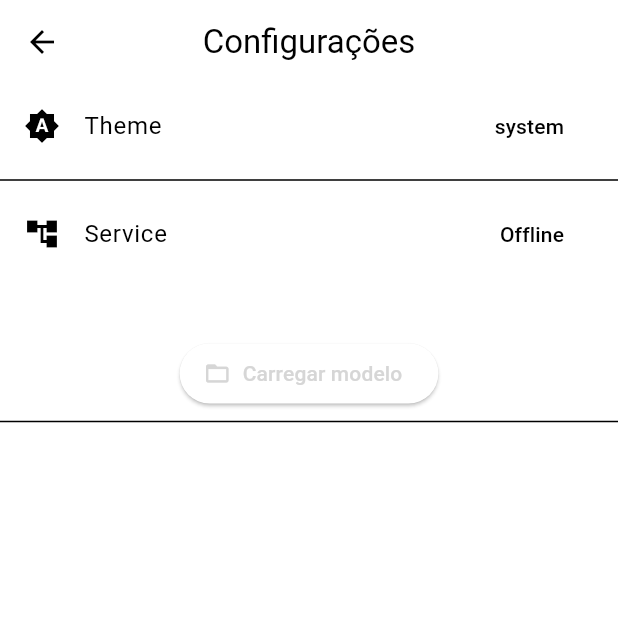
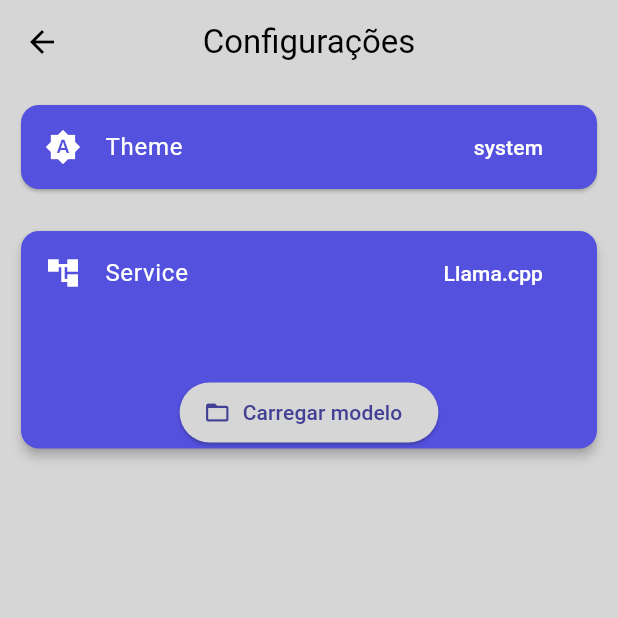
Before and after one commit to Editfy-PDF/editfy_pdf, a Flutter app: the screen it shows after launch, after a tap on the "settings" icon, on a phone screen of 412 x 824 dp, the top half of it. Run offline on Flutter 3.47's test engine with Material 3 defaults, Android fonts, the phone set to English and light mode, and no system bars; our stand-ins replace file_picker, flutter_secure_storage, objectbox; missing offline and left inert: cryptography, langchain, langchain_google, langchain_llamacpp, langchain_openai, langchain_tiktoken and 1 more; generated files the repository leaves out were written again.

Commit message:
Melhora a interface gráfica

```diff
--- a/lib/main.dart
+++ b/lib/main.dart
@@ -61,24 +61,24 @@ class EditfyPDF extends StatelessWidget {
     );
 
     final lightTheme = ColorScheme.light(
-      primary: const Color(0xFFD6D6D6), // usado para AppBar ou fundo principal
-      onPrimary: Colors.black,          // Cor do texto ou ícones sobre o primary
-      secondary: Colors.black,          // Usado para botões flutuantes, ícones
-      onSecondary: Colors.white,        // Cor sobre o botão/flutuante preto
+      primary: const Color.fromARGB(255, 65, 64, 148),    // usado para AppBar ou fundo principal
+      onPrimary: Colors.white,                            // Cor do texto ou ícones sobre o primary
+      secondary: const Color.fromARGB(255, 83, 81, 221),  // Usado para botões flutuantes, ícones
+      onSecondary: Colors.white,                          // Cor sobre o botão/flutuante
       error: Colors.red,
-      onError: Colors.white,            // Texto sobre o vermelho
-      surface: Colors.white,            // Cor de fundo da tela
-      onSurface: Colors.black,          // Texto sobre o fundo cinza
+      onError: Colors.white,                              // Texto sobre o vermelho
+      surface: const Color(0xFFD6D6D6),                   // Cor de fundo da tela
+      onSurface: Colors.black,                            // Texto sobre o fundo
     );
 
     final darkTheme = ColorScheme.dark(
-      primary: const Color(0xFF1E1E1E),
+      primary: const Color.fromARGB(255, 83, 81, 221),
       onPrimary: Colors.white,
-      secondary: Colors.white,
-      onSecondary: Colors.black,
+      secondary: const Color.fromARGB(255, 65, 64, 148),
+      onSecondary: Colors.white,
       error: Colors.red.shade400,
-      onError: Colors.black,
-      surface: Colors.black,
+      onError: Colors.white,
+      surface: const Color(0xFF1E1E1E),
       onSurface: Colors.white,
     );
 
--- a/lib/pages/config_page.dart
+++ b/lib/pages/config_page.dart
@@ -43,7 +43,13 @@ class _ConfigPageState extends State<ConfigPage> {
         children: [
           Column(
             children: [
-              ListTile(
+              Padding(
+                padding: const EdgeInsets.all(10.0),
+                child: Card(
+                  color: theme.colorScheme.secondary,
+                  child: ListTile(
+                    iconColor: theme.colorScheme.onSecondary,
+                    textColor: theme.colorScheme.onSecondary,
                     leading: Icon(
                       definitions.themeState == ThemeMode.system ? Icons.brightness_auto_sharp :
                       (definitions.themeState == ThemeMode.light ? Icons.brightness_low_sharp : Icons.brightness_3_sharp)
@@ -91,16 +97,27 @@ class _ConfigPageState extends State<ConfigPage> {
                           child: Text(
                             definitions.themeState == ThemeMode.system ? 'system' :
                             (definitions.themeState == ThemeMode.light ? 'light' : 'dark'),
-                        style: TextStyle(color: theme.colorScheme.onSurface)
+                            style: TextStyle(color: theme.colorScheme.onSecondary)
                           )
                         );
                       }
                     ),
                   ),
+                ),
+              ),
 
-              Divider(),
+              //Divider(),
 
+              Padding(
+                padding: const EdgeInsets.all(10.0),
+                child: Card(
+                  elevation: 3,
+                  color: theme.colorScheme.secondary,
+                  child: Column(
+                    children: [
                       ListTile(
+                        iconColor: theme.colorScheme.onSecondary,
+                        textColor: theme.colorScheme.onSecondary,
                         leading: Icon(Icons.account_tree_sharp),
                         title: Text('Service'),
                         trailing: MenuAnchor(
@@ -133,7 +150,7 @@ class _ConfigPageState extends State<ConfigPage> {
                             ),
 
                             MenuItemButton(
-                      child: Text('Offline'),
+                              child: Text('Llama.cpp'),
                               onPressed: () {
                                 setState(() {
                                   definitions.cfgService.modfyCfgTable('service', 'local');
@@ -156,11 +173,11 @@ class _ConfigPageState extends State<ConfigPage> {
                                 switch(definitions.cfgService.config['service']){
                                   'openai' => 'OpenAI',
                                   'gemini' => 'Gemini',
-                          'local' => 'Offline',
+                                  'local' => 'Llama.cpp',
                                   _ => 'Servidor Personalizado'
 
                                 },
-                        style: TextStyle(color: theme.colorScheme.onSurface)
+                                style: TextStyle(color: theme.colorScheme.onSecondary)
                               ),
                             );
                           },
@@ -173,6 +190,7 @@ class _ConfigPageState extends State<ConfigPage> {
                         child: TextField(
                           controller: txtController,
                           maxLines: 1,
+                          style: TextStyle(color: theme.colorScheme.onSecondary),
                           textInputAction: TextInputAction.done,
                           obscureText: true,
                           obscuringCharacter: '*',
@@ -190,6 +208,7 @@ class _ConfigPageState extends State<ConfigPage> {
                         child: TextField(
                           controller: txtController,
                           maxLines: 1,
+                          style: TextStyle(color: theme.colorScheme.onSecondary),
                           textInputAction: TextInputAction.done,
                           obscureText: true,
                           obscuringCharacter: '*',
@@ -208,6 +227,8 @@ class _ConfigPageState extends State<ConfigPage> {
                           autofocus: false,
                           controller: txtController,
                           maxLines: 1,
+                          cursorColor: Colors.blue,
+                          style: TextStyle(color: theme.colorScheme.onSecondary),
                           textInputAction: TextInputAction.done,
                           onSubmitted: (txt) {
                             definitions.cfgService.modfyCfgTable('lanurl', txt.trim());
@@ -221,7 +242,10 @@ class _ConfigPageState extends State<ConfigPage> {
                         children: [
                           Padding(
                             padding: const EdgeInsets.all(10.0),
-                    child: Text(definitions.cfgService.config['modelpath']),
+                            child: Text(
+                              (definitions.cfgService.config['modelpath'] as String).split('/').last,
+                              style: TextStyle(color: theme.colorScheme.onSecondary)
+                            ),
                           ),
 
                           ElevatedButton.icon(
@@ -251,8 +275,11 @@ class _ConfigPageState extends State<ConfigPage> {
                           )
                         ]
                       ),
+                    ],
+                  ),
+                ),
+              ),
 
-              Divider(),
               // Proxímo widget de configuração
             ]
           ),
```
Also changed, not shown: lib/pages/chat_page.dart (+31 -8 lines), lib/pages/home_page.dart (+15 -3 lines), 1 other file. Lines whose indentation alone changed are shown as unchanged.
